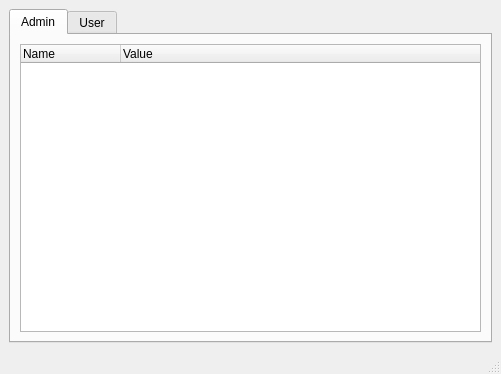
Old version of the form UserManagement/mainwindow.ui in the repository AlexGruebel/UserManagementProjectAP2019-.
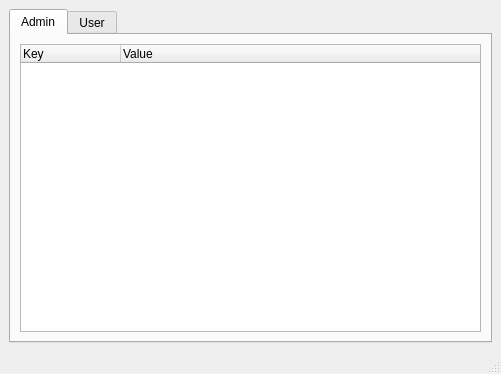
New version of the form. Icons and pictures are not drawn.

Commit message: Rename column

The edit to the form file:
```diff
--- a/UserManagement/mainwindow.ui
+++ b/UserManagement/mainwindow.ui
@@ -57,7 +57,7 @@
           </property>
           <column>
            <property name="text">
-            <string>Name</string>
+            <string>Key</string>
            </property>
           </column>
           <column>
```
